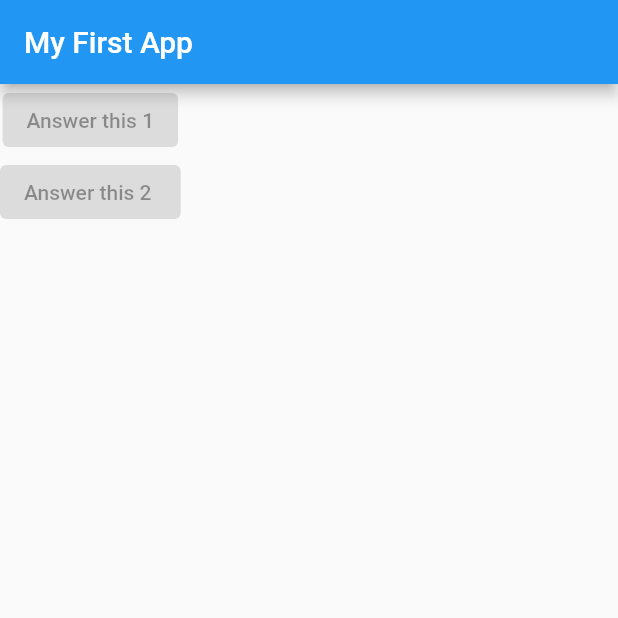
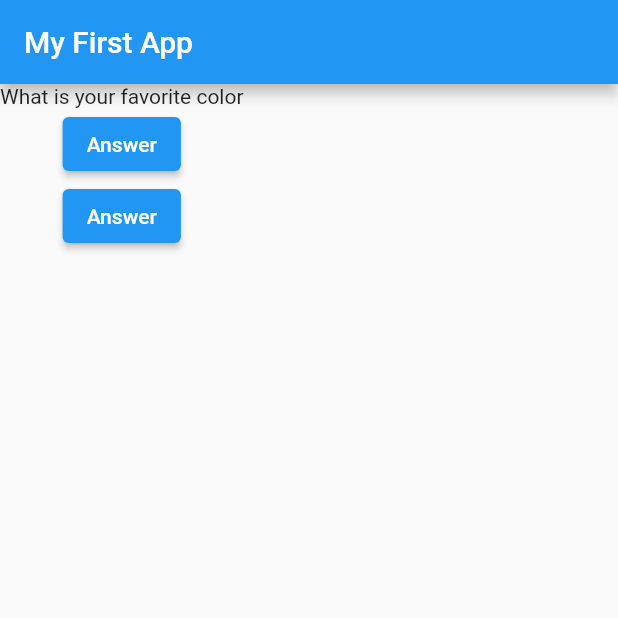
Before and after one commit to Naggayi-Daphne-Pearl/flutter-, a Flutter app: the screen it shows after launch, on a phone screen of 412 x 824 dp, the top half of it. Run offline on Flutter 3.47's test engine with Material 2 defaults, Android fonts, the phone set to English and light mode, and no system bars.

```diff
--- a/lib/main.dart
+++ b/lib/main.dart
@@ -10,14 +10,29 @@ void main() => runApp(MyApp());
 /*StatelessWidget is a Flutter class that defines a widget that doesn't depend on any mutable state.
 build() method, it returns a MaterialApp widget, which is a widget that sets up the basic structure and design of a Material Design app.
  we use the @override annotation to indicate that we are overriding the build() method from the StatelessWidget class.*/
-class MyApp extends StatelessWidget {
+class MyApp extends StatefulWidget {
+  @override
+  State<StatefulWidget> createState() {
+    // TODO: implement createState
+    return MyAppState();
+  }
+}
+
+class MyAppState extends State<MyApp> {
+  var questionIndex = 0;
   void answerQuestions() {
+    setState(() {
+      questionIndex = questionIndex + 1;
+    });
     print('Answered question');
   }
 
   @override
   Widget build(BuildContext context) {
-    var questions = ['What is your favorite color', 'What is your name'];
+    var questions = [
+      'What is your favorite color',
+      'What is your favourite animal'
+    ];
     return MaterialApp(
       home: Scaffold(
         appBar: AppBar(
@@ -25,8 +40,11 @@ class MyApp extends StatelessWidget {
         ),
         body: Column(
           children: [
-            ElevatedButton(onPressed: null, child: Text('Answer this 1')),
-            ElevatedButton(onPressed: null, child: Text('Answer this 2 ')),
+            Text(questions[questionIndex]),
+            ElevatedButton(
+                onPressed: answerQuestions, child: Text('Answer')),
+            ElevatedButton(
+                onPressed: answerQuestions, child: Text('Answer')),
           ],
         ),
       ),
```
Also changed, not shown: notes.txt (added, +24 -0 lines).
